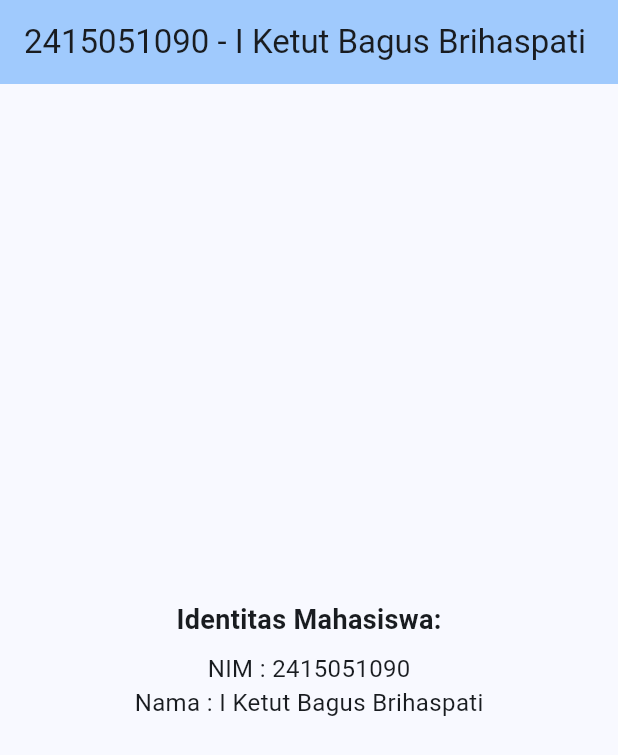
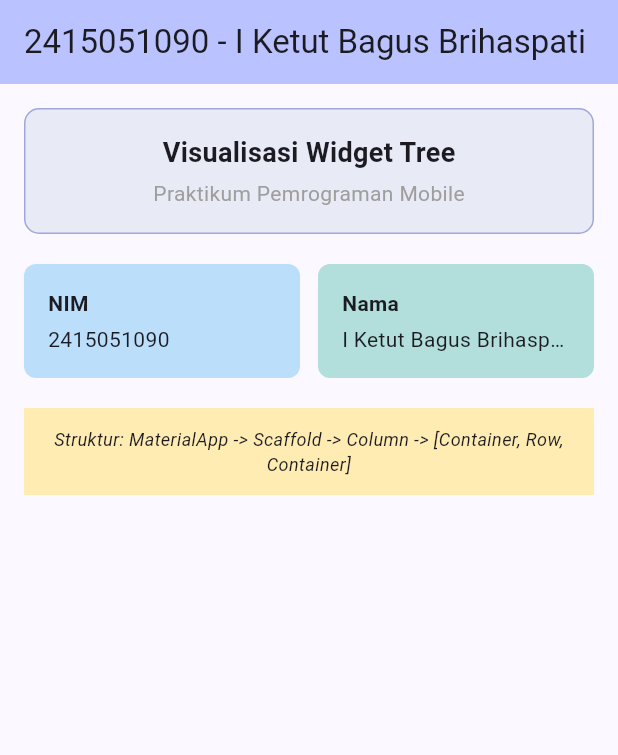
Before and after one commit to bagusbrihaspati/mobile-praktikum., a Flutter app: the screen it shows after launch, on a phone screen of 412 x 824 dp. Shown: the top 755 px of the screen. Run offline on Flutter 3.47's test engine with Material 3 defaults, Android fonts, the phone set to English and light mode, and no system bars.

Commit message:
Tahap 4: Memahami konsep Widget Tree dengan menyusun layout Column, Row, dan Container

```diff
--- a/flutter_ui_fundamentals/lib/main.dart
+++ b/flutter_ui_fundamentals/lib/main.dart
@@ -10,19 +10,19 @@ class MyApp extends StatelessWidget {
   @override
   Widget build(BuildContext context) {
     return MaterialApp(
-      title: 'Tahap 2 - Dasar Flutter',
+      title: 'Tahap 4 - Widget Tree',
       debugShowCheckedModeBanner: false,
       theme: ThemeData(
-        colorScheme: ColorScheme.fromSeed(seedColor: Colors.blue),
+        colorScheme: ColorScheme.fromSeed(seedColor: Colors.indigo),
         useMaterial3: true,
       ),
-      home: const IdentityPage(),
+      home: const WidgetTreeDemo(),
     );
   }
 }
 
-class IdentityPage extends StatelessWidget {
-  const IdentityPage({super.key});
+class WidgetTreeDemo extends StatelessWidget {
+  const WidgetTreeDemo({super.key});
 
   @override
   Widget build(BuildContext context) {
@@ -31,22 +31,86 @@ class IdentityPage extends StatelessWidget {
         title: const Text('2415051090 - I Ketut Bagus Brihaspati'),
         backgroundColor: Theme.of(context).colorScheme.inversePrimary,
       ),
-      body: Center(
+      body: SingleChildScrollView(
+        padding: const EdgeInsets.all(16.0),
         child: Column(
-          mainAxisAlignment: MainAxisAlignment.center,
-          children: const [
-            Text(
-              'Identitas Mahasiswa:',
-              style: TextStyle(fontSize: 18, fontWeight: FontWeight.bold),
+          crossAxisAlignment: CrossAxisAlignment.stretch,
+          children: [
+            // Header / Parent Container 1
+            Container(
+              padding: const EdgeInsets.all(16.0),
+              decoration: BoxDecoration(
+                color: Colors.indigo.shade50,
+                borderRadius: BorderRadius.circular(10),
+                border: Border.all(color: Colors.indigo.shade200),
+              ),
+              child: Column(
+                children: const [
+                  Text(
+                    'Visualisasi Widget Tree',
+                    style: TextStyle(fontSize: 18, fontWeight: FontWeight.bold),
+                  ),
+                  SizedBox(height: 4),
+                  Text(
+                    'Praktikum Pemrograman Mobile',
+                    style: TextStyle(color: Colors.grey),
+                  ),
+                ],
+              ),
             ),
-            SizedBox(height: 8),
-            Text(
-              'NIM : 2415051090',
-              style: TextStyle(fontSize: 16),
+            const SizedBox(height: 20),
+
+            // Child Level 2 (Row dengan 2 Sub-Widget)
+            Row(
+              children: [
+                Expanded(
+                  child: Container(
+                    padding: const EdgeInsets.all(16.0),
+                    decoration: BoxDecoration(
+                      color: Colors.blue.shade100,
+                      borderRadius: BorderRadius.circular(8),
+                    ),
+                    child: Column(
+                      crossAxisAlignment: CrossAxisAlignment.start,
+                      children: const [
+                        Text('NIM', style: TextStyle(fontWeight: FontWeight.bold)),
+                        SizedBox(height: 4),
+                        Text('2415051090'),
+                      ],
+                    ),
+                  ),
+                ),
+                const SizedBox(width: 12),
+                Expanded(
+                  child: Container(
+                    padding: const EdgeInsets.all(16.0),
+                    decoration: BoxDecoration(
+                      color: Colors.teal.shade100,
+                      borderRadius: BorderRadius.circular(8),
+                    ),
+                    child: Column(
+                      crossAxisAlignment: CrossAxisAlignment.start,
+                      children: const [
+                        Text('Nama', style: TextStyle(fontWeight: FontWeight.bold)),
+                        SizedBox(height: 4),
+                        Text('I Ketut Bagus Brihaspati', overflow: TextOverflow.ellipsis),
+                      ],
+                    ),
+                  ),
+                ),
+              ],
             ),
-            Text(
-              'Nama : I Ketut Bagus Brihaspati',
-              style: TextStyle(fontSize: 16),
+            const SizedBox(height: 20),
+
+            // Footer / Parent Container 2
+            Container(
+              padding: const EdgeInsets.all(12.0),
+              color: Colors.amber.shade100,
+              child: const Text(
+                'Struktur: MaterialApp -> Scaffold -> Column -> [Container, Row, Container]',
+                textAlign: TextAlign.center,
+                style: TextStyle(fontSize: 12, fontStyle: FontStyle.italic),
+              ),
             ),
           ],
         ),
```
